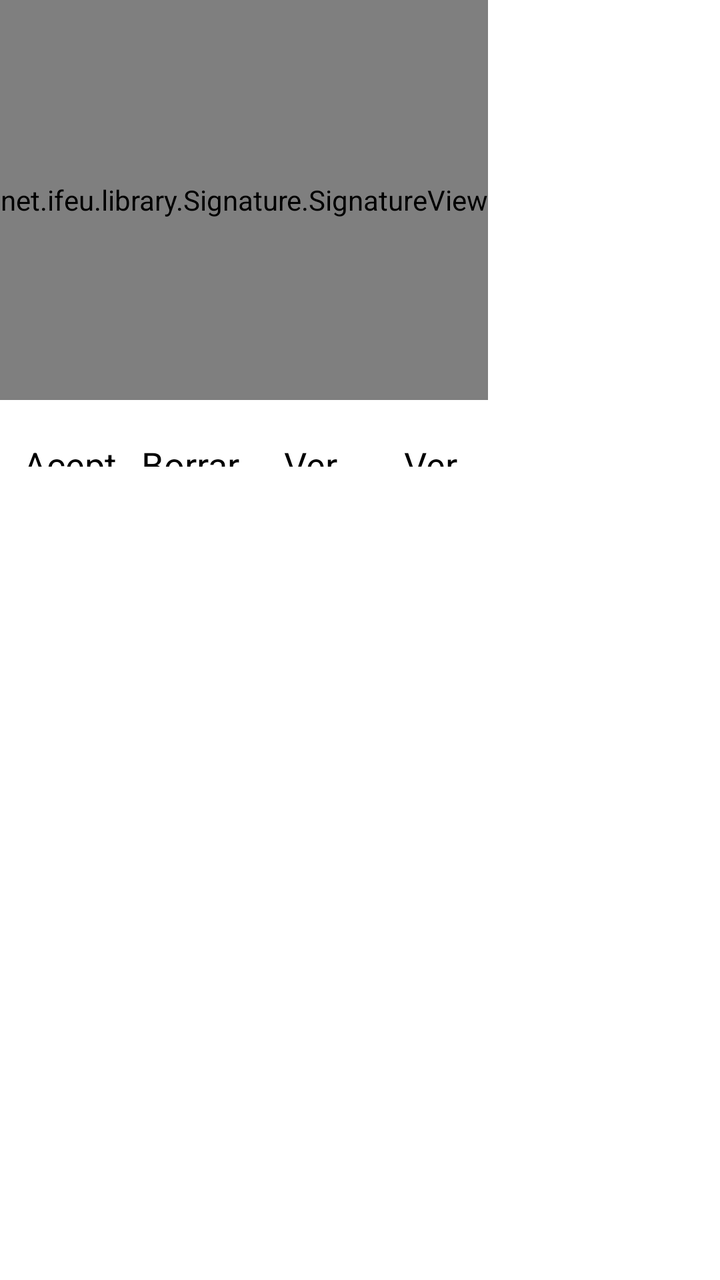
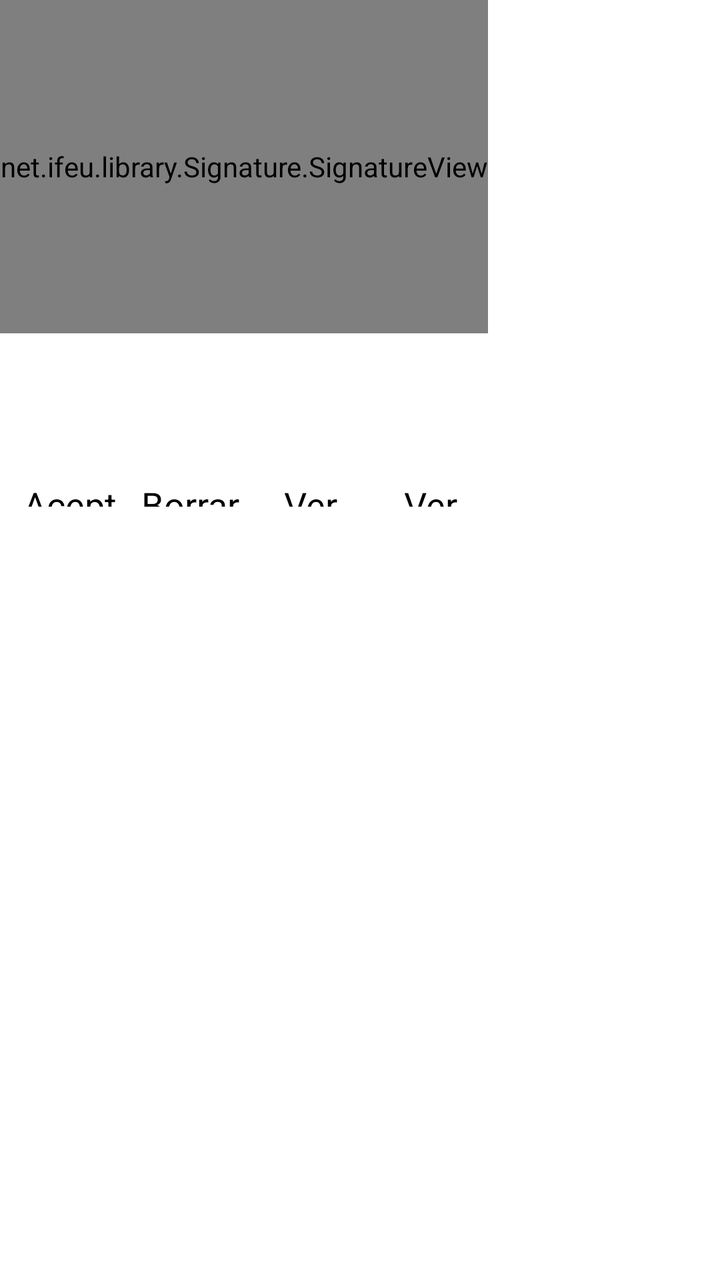

Compare the two renders of this Android layout. The source of the first and the diff that turns it into the second are given below.
<!-- AndroidManifest.xml: application theme AppTheme -->
<!-- res/layout/activity_signature_customer.xml -->
<?xml version="1.0" encoding="utf-8"?>
<RelativeLayout xmlns:android="http://schemas.android.com/apk/res/android"
    xmlns:tools="http://schemas.android.com/tools"
    android:layout_width="match_parent"
    android:layout_height="match_parent" >

    <LinearLayout
        xmlns:android="http://schemas.android.com/apk/res/android"
        android:layout_width="fill_parent"
        android:layout_height="fill_parent"
        android:orientation="vertical" >

        <net.ifeu.library.Signature.SignatureView
            android:id="@+id/signatureView"
            android:layout_width="wrap_content"
            android:layout_height="600px" />

        <LinearLayout
            xmlns:android="http://schemas.android.com/apk/res/android"
            android:layout_width="fill_parent"
            android:layout_height="fill_parent"
            android:orientation="horizontal" >

            <Button
                android:id="@+id/btnAccept"
                android:layout_width="150px"
                android:layout_height="40px"
                android:layout_marginLeft="10dp"
                android:layout_marginTop="20dp"
                android:background="#FFF"
                android:onClick="OnClick"
                android:text="Aceptar"
                android:textColor="#000" />

            <Button
                android:id="@+id/btnDelete"
                android:layout_width="150px"
                android:layout_height="40px"
                android:layout_marginLeft="10dp"
                android:layout_marginTop="20dp"
                android:background="#FFF"
                android:onClick="OnDelete"
                android:text="Borrar"
                android:textColor="#000" />
            
             <Button
                android:id="@+id/btnDepositView"
                android:layout_width="150px"
                android:layout_height="40px"
                android:layout_marginLeft="10dp"
                android:layout_marginTop="20dp"
                android:background="#FFF"
                android:onClick="OnDepositView"
                android:text="Ver Depósito"
                android:textColor="#000" />
             
              <Button
                android:id="@+id/btnAccept"
                android:layout_width="150px"
                android:layout_height="40px"
                android:layout_marginLeft="10dp"
                android:layout_marginTop="20dp"
                android:background="#FFF"
                android:onClick="OnAlbaranView"
                android:text="Ver Albarán"
                android:textColor="#000" />
        </LinearLayout>
    </LinearLayout>

</RelativeLayout>
<!-- resources referenced by this layout -->
<resources>
  <style name="AppTheme" parent="android:Theme.Light">
          <item name="android:fontFamily">sans-serif-light</item>
          <item name="android:textStyle">bold</item>
          <item name="android:textSize">28sp</item>
          <item name="android:text">serif-monospace</item>
          <item name="android:alertDialogTheme">@style/AlertDialogCustom</item>
  
      </style>
  <style name="AlertDialogCustom" parent="android:Theme.Holo.Dialog">
          <item name="android:textColor">#00FF00</item>
          <item name="android:typeface">monospace</item>
          <item name="android:textSize">48sp</item>
      </style>
</resources>

<!-- the commit's change to res/layout/activity_signature_customer.xml (unified diff, before → after) -->
@@ -1,6 +1,8 @@
 <?xml version="1.0" encoding="utf-8"?>
 <RelativeLayout xmlns:android="http://schemas.android.com/apk/res/android"
     xmlns:tools="http://schemas.android.com/tools"
+    android:layout_marginLeft="30px"
+    android:layout_marginRight="30px"
     android:layout_width="match_parent"
     android:layout_height="match_parent" >
 
@@ -13,7 +15,16 @@
         <net.ifeu.library.Signature.SignatureView
             android:id="@+id/signatureView"
             android:layout_width="wrap_content"
-            android:layout_height="600px" />
+            android:layout_height="500px" />
+
+        <TextView
+            android:id="@+id/txtFormaDePago"
+            android:textSize="16dp"
+            android:layout_marginBottom="20dp"
+            android:textColor="#FFFFFF"
+            android:layout_marginTop="20dp"
+            android:layout_width="wrap_content"
+            android:layout_height="40px"/>
 
         <LinearLayout
             xmlns:android="http://schemas.android.com/apk/res/android"
